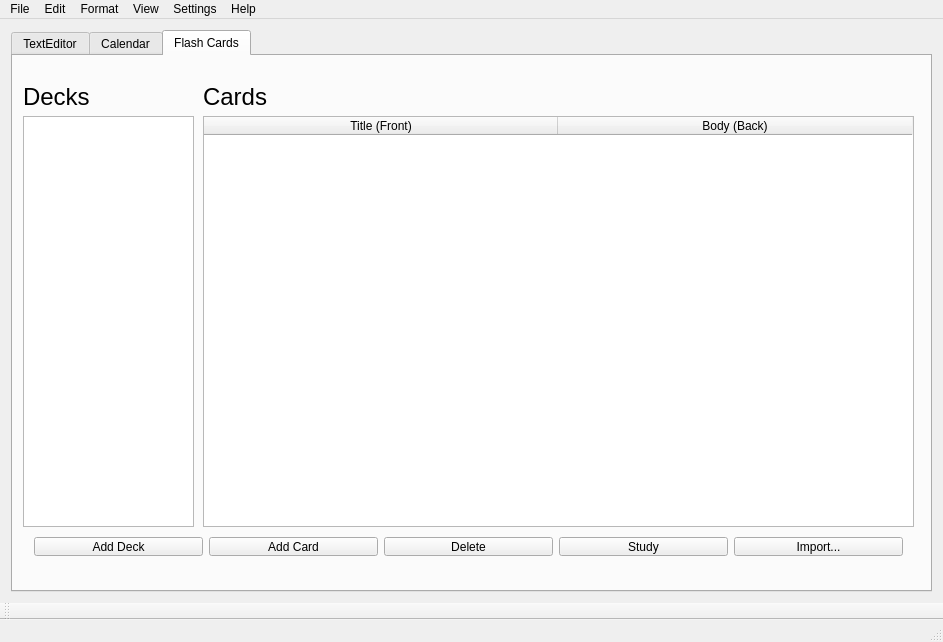
The window that Qt Project Files/SpiralBound/mainwindow.ui (ECU-CSCI-4230/SpiralBound) describes before a commit, drawn with Qt 5.
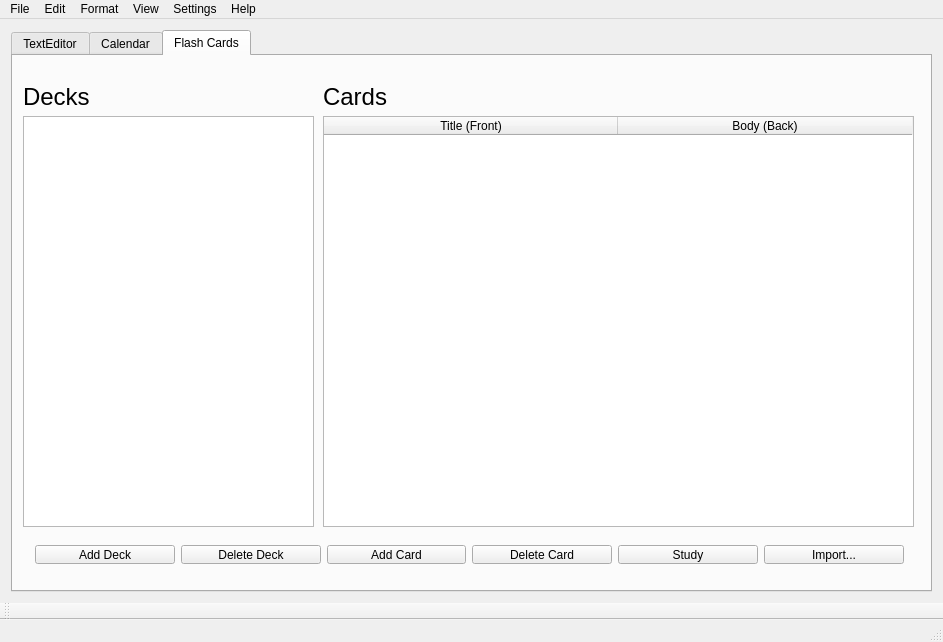
The same window after the commit. Icons and pictures are not drawn.

Commit message:
Add Deck Button
Issue #51

```diff
--- a/Qt Project Files/SpiralBound/mainwindow.ui
+++ b/Qt Project Files/SpiralBound/mainwindow.ui
@@ -657,7 +657,7 @@
        <widget class="QLabel" name="label_cards">
         <property name="geometry">
          <rect>
-          <x>190</x>
+          <x>310</x>
           <y>20</y>
           <width>191</width>
           <height>41</height>
@@ -684,9 +684,9 @@
        <widget class="QTableWidget" name="tableWidget_cardsTable">
         <property name="geometry">
          <rect>
-          <x>190</x>
+          <x>310</x>
           <y>60</y>
-          <width>711</width>
+          <width>591</width>
           <height>411</height>
          </rect>
         </property>
@@ -700,7 +700,7 @@
          <bool>true</bool>
         </attribute>
         <attribute name="horizontalHeaderDefaultSectionSize">
-         <number>354</number>
+         <number>294</number>
         </attribute>
         <attribute name="horizontalHeaderShowSortIndicator" stdset="0">
          <bool>false</bool>
@@ -748,7 +748,7 @@
          <rect>
           <x>10</x>
           <y>60</y>
-          <width>171</width>
+          <width>291</width>
           <height>411</height>
          </rect>
         </property>
@@ -756,8 +756,8 @@
        <widget class="QWidget" name="">
         <property name="geometry">
          <rect>
-          <x>10</x>
-          <y>470</y>
+          <x>11</x>
+          <y>478</y>
           <width>891</width>
           <height>41</height>
          </rect>
@@ -771,6 +771,13 @@
           </widget>
          </item>
          <item row="0" column="1">
+          <widget class="QPushButton" name="pushButton_deleteDeck">
+           <property name="text">
+            <string>Delete Deck</string>
+           </property>
+          </widget>
+         </item>
+         <item row="0" column="2">
           <widget class="QPushButton" name="pushButton_addCard">
            <property name="enabled">
             <bool>true</bool>
@@ -780,7 +787,7 @@
            </property>
           </widget>
          </item>
-         <item row="0" column="2">
+         <item row="0" column="3">
           <widget class="QPushButton" name="pushButton_deleteCard">
            <property name="sizePolicy">
             <sizepolicy hsizetype="Preferred" vsizetype="Fixed">
@@ -789,18 +796,18 @@
             </sizepolicy>
            </property>
            <property name="text">
-            <string>Delete</string>
+            <string>Delete Card</string>
            </property>
           </widget>
          </item>
-         <item row="0" column="3">
+         <item row="0" column="4">
           <widget class="QPushButton" name="pushButton_studyCard">
            <property name="text">
             <string>Study</string>
            </property>
           </widget>
          </item>
-         <item row="0" column="4">
+         <item row="0" column="5">
           <widget class="QPushButton" name="pushButton_import">
            <property name="text">
             <string>Import...</string>
```
The commit also changes 3 other files.
